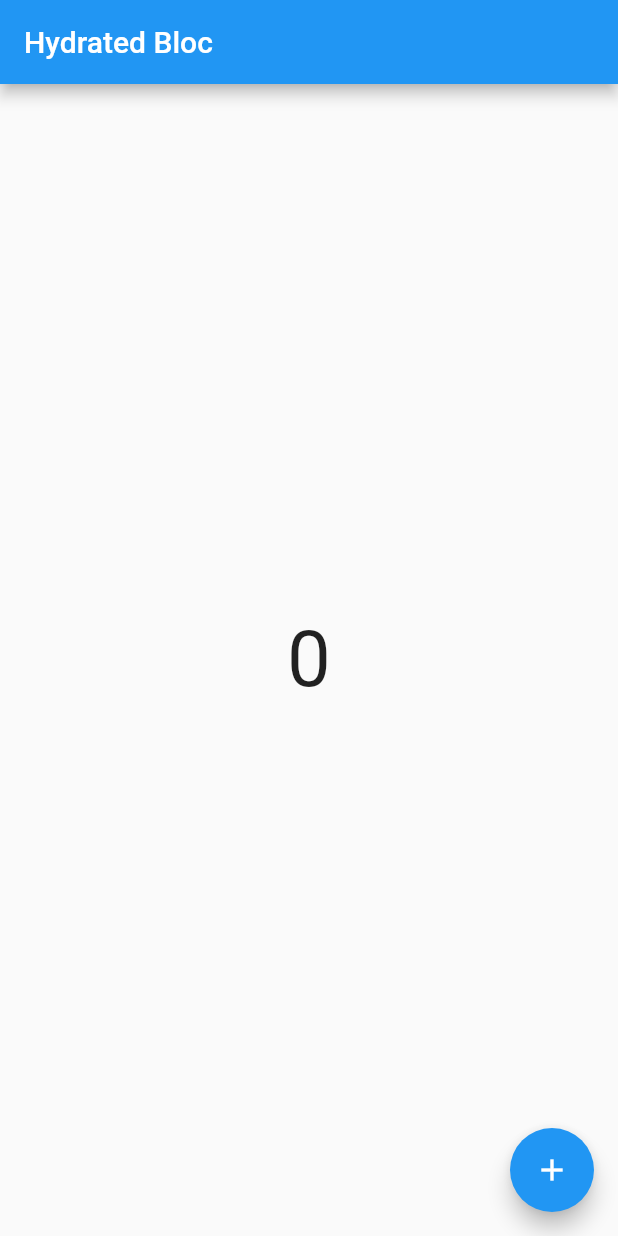
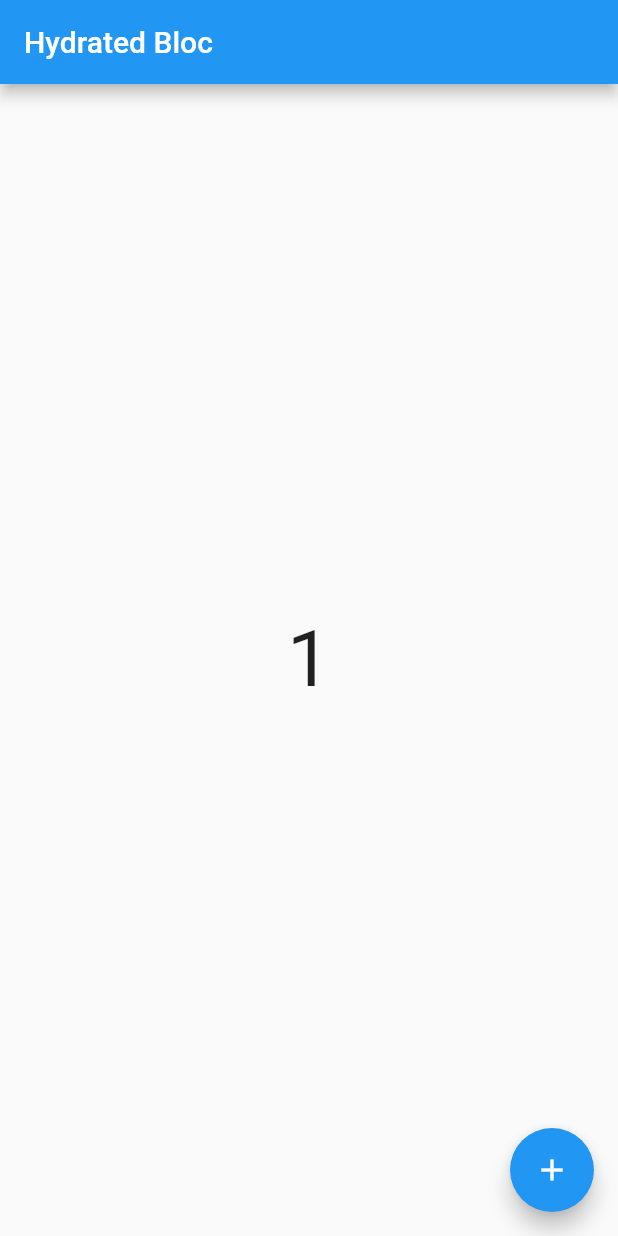
Before and after one commit to cromueloliver02/bloc_hydrated_bloc, a Flutter app: the screen it shows after launch, after a tap on the "add" icon, on a phone screen of 412 x 824 dp. Run offline on Flutter 3.47's test engine with Material 2 defaults, Android fonts, the light colour scheme and no system bars; our stand-ins replace equatable, flutter_bloc, hydrated_bloc.

Commit message:
applied state persistence with hydrated_bloc

```diff
--- /dev/null
+++ b/lib/blocs/counter/counter_bloc.dart
@@ -0,0 +1,28 @@
+import 'dart:convert';
+
+import 'package:equatable/equatable.dart';
+import 'package:hydrated_bloc/hydrated_bloc.dart';
+
+part 'counter_event.dart';
+part 'counter_state.dart';
+
+class CounterBloc extends Bloc<CounterEvent, CounterState> with HydratedMixin {
+  CounterBloc() : super(CounterState.initial()) {
+    on<IncrementCounterEvent>(_incrementCounter);
+  }
+
+  void _incrementCounter(
+    IncrementCounterEvent event,
+    Emitter<CounterState> emit,
+  ) {
+    emit(state.copyWith(counter: state.counter + 1));
+  }
+
+  @override
+  CounterState? fromJson(Map<String, dynamic> json) {
+    return CounterState.fromMap(json);
+  }
+
+  @override
+  Map<String, dynamic>? toJson(CounterState state) => state.toMap();
+}
--- /dev/null
+++ b/lib/blocs/counter/counter_event.dart
@@ -0,0 +1,10 @@
+part of 'counter_bloc.dart';
+
+abstract class CounterEvent extends Equatable {
+  const CounterEvent();
+
+  @override
+  List<Object> get props => [];
+}
+
+class IncrementCounterEvent extends CounterEvent {}
--- /dev/null
+++ b/lib/blocs/counter/counter_state.dart
@@ -0,0 +1,44 @@
+part of 'counter_bloc.dart';
+
+class CounterState extends Equatable {
+  final int counter;
+
+  const CounterState({
+    required this.counter,
+  });
+
+  factory CounterState.initial() {
+    return const CounterState(counter: 0);
+  }
+
+  @override
+  List<Object> get props => [counter];
+
+  @override
+  bool get stringify => true;
+
+  CounterState copyWith({
+    int? counter,
+  }) {
+    return CounterState(
+      counter: counter ?? this.counter,
+    );
+  }
+
+  Map<String, dynamic> toMap() {
+    return <String, dynamic>{
+      'counter': counter,
+    };
+  }
+
+  factory CounterState.fromMap(Map<String, dynamic> map) {
+    return CounterState(
+      counter: map['counter'] as int,
+    );
+  }
+
+  String toJson() => json.encode(toMap());
+
+  factory CounterState.fromJson(String source) =>
+      CounterState.fromMap(json.decode(source) as Map<String, dynamic>);
+}
--- a/lib/main.dart
+++ b/lib/main.dart
@@ -1,6 +1,17 @@
+import 'package:bloc_hydrated_bloc/blocs/counter/counter_bloc.dart';
 import 'package:flutter/material.dart';
+import 'package:flutter_bloc/flutter_bloc.dart';
+import 'package:hydrated_bloc/hydrated_bloc.dart';
+import 'package:path_provider/path_provider.dart';
 
-void main() {
+void main() async {
+  WidgetsFlutterBinding.ensureInitialized();
+
+  final storage = await HydratedStorage.build(
+    storageDirectory: await getApplicationDocumentsDirectory(),
+  );
+  HydratedBloc.storage = storage;
+
   runApp(const MyApp());
 }
 
@@ -14,7 +25,10 @@ class MyApp extends StatelessWidget {
       theme: ThemeData(
         primarySwatch: Colors.blue,
       ),
-      home: const HomePage(),
+      home: BlocProvider<CounterBloc>(
+        create: (context) => CounterBloc(),
+        child: const HomePage(),
+      ),
     );
   }
 }
@@ -26,14 +40,18 @@ class HomePage extends StatelessWidget {
   Widget build(BuildContext context) {
     return Scaffold(
       appBar: AppBar(title: const Text('Hydrated Bloc')),
-      body: const Center(
-        child: Text(
-          '0',
-          style: TextStyle(fontSize: 52),
+      body: Center(
+        child: BlocSelector<CounterBloc, CounterState, int>(
+          selector: (state) => state.counter,
+          builder: (context, counter) => Text(
+            '$counter',
+            style: const TextStyle(fontSize: 52),
+          ),
         ),
       ),
       floatingActionButton: FloatingActionButton(
-        onPressed: () {},
+        onPressed: () =>
+            context.read<CounterBloc>().add(IncrementCounterEvent()),
         child: const Icon(Icons.add),
       ),
     );
```
